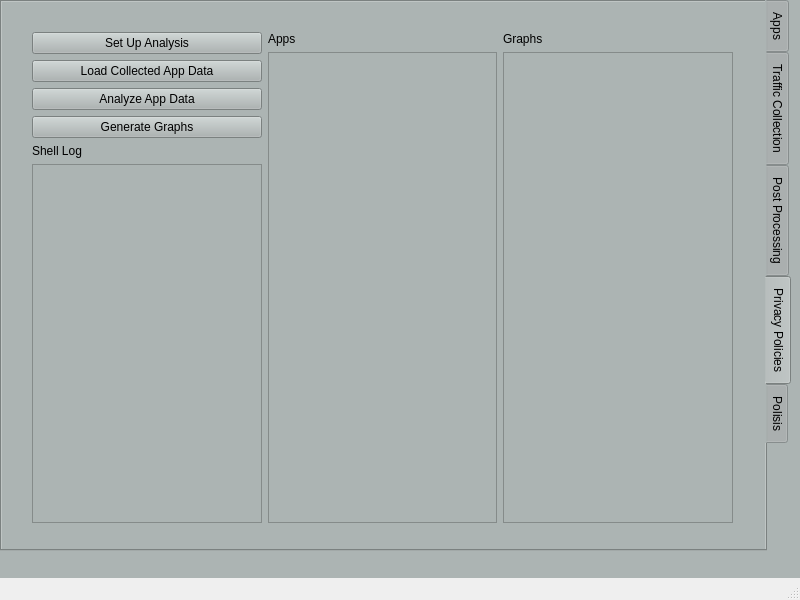
Qt form gui/mainwindow.ui (RyanRio/OVRseen) before a commit.
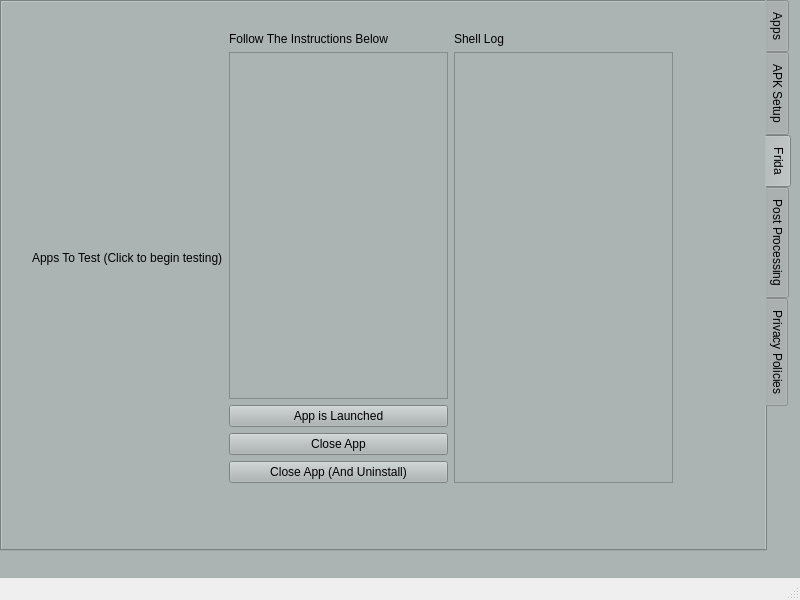
The same form after that commit.

```diff
--- a/gui/mainwindow.ui
+++ b/gui/mainwindow.ui
@@ -51,7 +51,7 @@
         <enum>QTabWidget::East</enum>
        </property>
        <property name="currentIndex">
-        <number>3</number>
+        <number>2</number>
        </property>
        <property name="tabsClosable">
         <bool>false</bool>
@@ -226,7 +226,7 @@
        </widget>
        <widget class="QWidget" name="a_trafficcollection">
         <attribute name="title">
-         <string>Traffic Collection</string>
+         <string>APK Setup</string>
         </attribute>
         <widget class="QWidget" name="horizontalLayoutWidget_2">
          <property name="geometry">
@@ -358,6 +358,83 @@
          </layout>
         </widget>
        </widget>
+       <widget class="QWidget" name="d_frida">
+        <attribute name="title">
+         <string>Frida</string>
+        </attribute>
+        <widget class="QWidget" name="horizontalLayoutWidget_5">
+         <property name="geometry">
+          <rect>
+           <x>30</x>
+           <y>30</y>
+           <width>641</width>
+           <height>451</height>
+          </rect>
+         </property>
+         <layout class="QHBoxLayout" name="horizontalLayout_4">
+          <item>
+           <layout class="QVBoxLayout" name="frida_app_layout">
+            <item>
+             <widget class="QLabel" name="label_7">
+              <property name="text">
+               <string>Apps To Test (Click to begin testing)</string>
+              </property>
+             </widget>
+            </item>
+           </layout>
+          </item>
+          <item>
+           <layout class="QVBoxLayout" name="verticalLayout_7">
+            <item>
+             <widget class="QLabel" name="label_9">
+              <property name="text">
+               <string>Follow The Instructions Below</string>
+              </property>
+             </widget>
+            </item>
+            <item>
+             <widget class="QTextEdit" name="frida_instructions"/>
+            </item>
+            <item>
+             <widget class="QPushButton" name="frida_bypass">
+              <property name="text">
+               <string>App is Launched</string>
+              </property>
+             </widget>
+            </item>
+            <item>
+             <widget class="QPushButton" name="frida_collect">
+              <property name="text">
+               <string>Close App</string>
+              </property>
+             </widget>
+            </item>
+            <item>
+             <widget class="QPushButton" name="pushButton_4">
+              <property name="text">
+               <string>Close App (And Uninstall)</string>
+              </property>
+             </widget>
+            </item>
+           </layout>
+          </item>
+          <item>
+           <layout class="QVBoxLayout" name="verticalLayout_2">
+            <item>
+             <widget class="QLabel" name="label_8">
+              <property name="text">
+               <string>Shell Log</string>
+              </property>
+             </widget>
+            </item>
+            <item>
+             <widget class="QTextEdit" name="frida_shell_log"/>
+            </item>
+           </layout>
+          </item>
+         </layout>
+        </widget>
+       </widget>
        <widget class="QWidget" name="b_post_processing">
         <attribute name="title">
          <string>Post Processing</string>
@@ -417,13 +494,6 @@
               </property>
              </widget>
             </item>
-            <item>
-             <widget class="QPushButton" name="load_collected">
-              <property name="text">
-               <string>Load Collected App Data</string>
-              </property>
-             </widget>
-            </item>
             <item>
              <widget class="QPushButton" name="analyze_data">
               <property name="text">
@@ -446,7 +516,7 @@
              </widget>
             </item>
             <item>
-             <widget class="QPlainTextEdit" name="plainTextEdit"/>
+             <widget class="QTextEdit" name="privacy_policies_log"/>
             </item>
            </layout>
           </item>
@@ -481,11 +551,6 @@
          </layout>
         </widget>
        </widget>
-       <widget class="QWidget" name="d_polisis">
-        <attribute name="title">
-         <string>Polisis</string>
-        </attribute>
-       </widget>
       </widget>
      </item>
     </layout>
```
Left out of the diff: 4 changed lines with no effect on the pictures.
